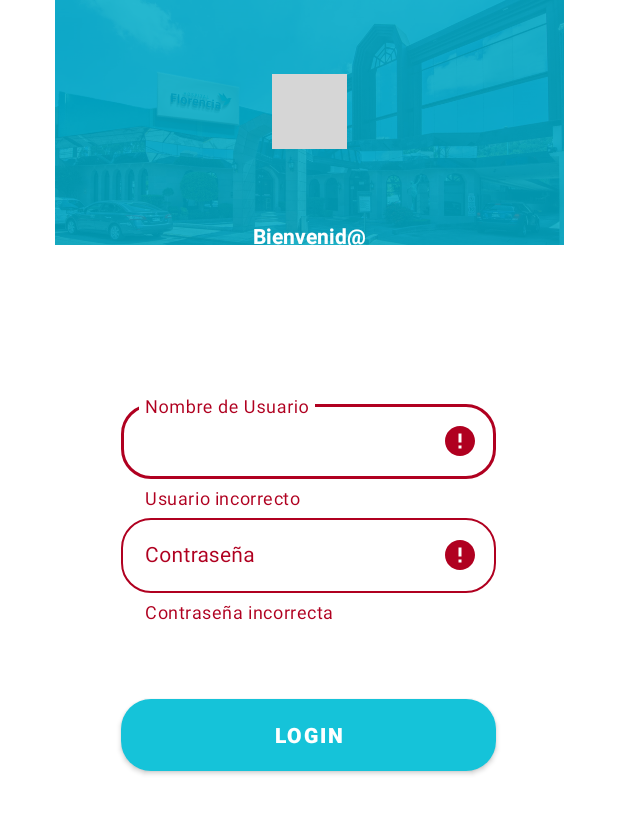
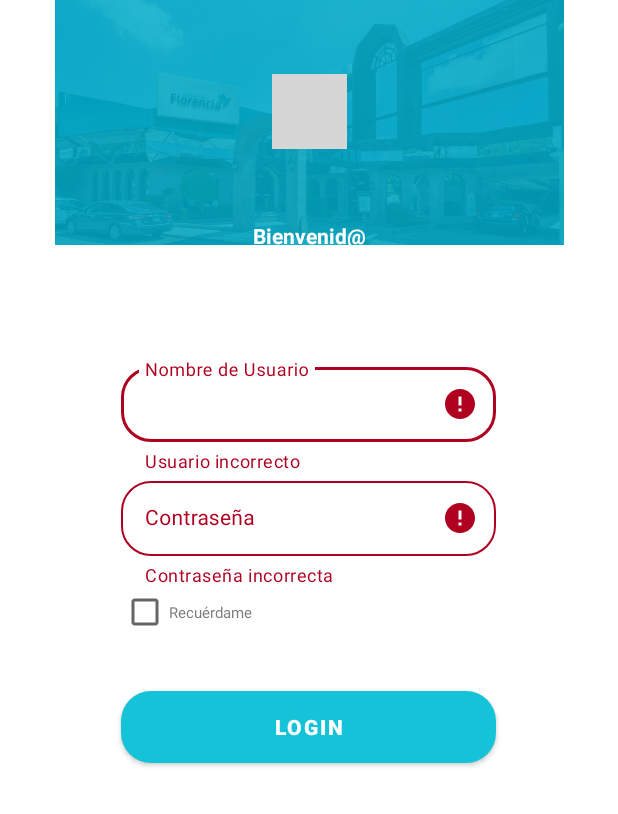
Before and after one commit to AxelFBGarcia/LogInAndroidStudio, an Android app: the screen it shows after launch (LogIn), after a tap on "LOGIN", on a phone screen of 412 x 824 dp. Shown: the top 814 px of the screen. Run offline under Robolectric (Android 15) with nearby library versions, the phone set to English and light mode, and no system bars; grey boxes are pictures that could not be loaded.

Commit message:
LogIn Object Finished

```diff
--- a/app/src/main/java/com/axelbgarcia/testrfid/intefaces/login/ConnectionClass.java
+++ b/app/src/main/java/com/axelbgarcia/testrfid/intefaces/login/ConnectionClass.java
@@ -25,12 +25,13 @@ public class ConnectionClass {
         DBUserNameStr = dbUserName;
         DBPasswordStr = dbPassword;
         // Declaring Server ip, username, database name and password
-
-
         StrictMode.ThreadPolicy policy = new StrictMode.ThreadPolicy.Builder().permitAll().build();
         StrictMode.setThreadPolicy(policy);
         java.sql.Connection connection = null;
         String ConnectionURL = null;
+        if (DBPasswordStr.isEmpty() && DBUserNameStr.isEmpty());
+        else if (DBUserNameStr.isEmpty() || DBPasswordStr.isEmpty());
+        else{
             try
             {
                 Class.forName("net.sourceforge.jtds.jdbc.Driver");
@@ -41,6 +42,7 @@ public class ConnectionClass {
             {
                 Log.e("error here 3 : ", e.getMessage());
             }
+        }
         return connection;
     }
 }
--- a/app/src/main/java/com/axelbgarcia/testrfid/intefaces/login/LogIn.java
+++ b/app/src/main/java/com/axelbgarcia/testrfid/intefaces/login/LogIn.java
@@ -1,59 +1,131 @@
 package com.axelbgarcia.testrfid.intefaces.login;
+
+import android.content.Context;
+import android.content.Intent;
+import android.content.SharedPreferences;
+import android.os.Bundle;
+import android.preference.PreferenceManager;
+import android.util.Log;
+import android.widget.Button;
+import android.widget.CompoundButton;
+import android.widget.EditText;
+import android.widget.Toast;
 
 import androidx.appcompat.app.AppCompatActivity;
 
-import android.app.AlertDialog;
-import android.app.ProgressDialog;
-import android.content.DialogInterface;
-import android.content.Intent;
-import android.os.AsyncTask;
-import android.os.Bundle;
-import android.view.View;
-import android.view.WindowManager;
-import android.widget.Button;
-import android.widget.EditText;
-import android.widget.TextView;
-import android.widget.Toast;
-
-import com.axelbgarcia.testrfid.MainActivity;
+import com.axelbgarcia.testrfid.RFIDActions;
 import com.axelbgarcia.testrfid.R;
+import com.google.android.material.checkbox.MaterialCheckBox;
 import com.google.android.material.textfield.TextInputLayout;
-
 
 import java.sql.Connection;
 
 
 public class LogIn extends AppCompatActivity {
-    /*int width  = Resources.getSystem().getDisplayMetrics().widthPixels;
-    int height = Resources.getSystem().getDisplayMetrics().heightPixels;*/
+    private static final String SHARED_PREF_NAME = "username";
+    private static final String KEY_NAME = "key_username";
+    private static final String SHARED_PREF_PASSWORD = "password";
+    private static final String KEY_PASSWORD = "key_password";
 
     Connection connection;
     EditText usrName, pass;
     Button login;
     String dbUsrName, dbPass;
+    String lOutVal = "";
+    MaterialCheckBox rmbrMe;
 
     @Override
     protected void onCreate(Bundle savedInstanceState) {
         super.onCreate(savedInstanceState);
         setContentView(R.layout.activity_log_in);
 
-        login = (Button) findViewById(R.id.inlog);
-        usrName = (EditText) findViewById(R.id.usrName);
-        pass = (EditText) findViewById(R.id.passw);
+        rmbrMe = findViewById(R.id.rememberMe);
+        login = findViewById(R.id.inlog);
+        usrName = findViewById(R.id.usrName);
+        pass = findViewById(R.id.passw);
+        SharedPreferences reset = getSharedPreferences("mysettings", Context.MODE_PRIVATE);
 
-        TextInputLayout til1 = (TextInputLayout) findViewById(R.id.textfield);
-        TextInputLayout til2 = (TextInputLayout) findViewById(R.id.textfield2);
+        lOutVal = reset.getString("resChBox", "false");
 
-        login.setOnClickListener(new View.OnClickListener() {
+        boxChecked(lOutVal);
+    }
+
+    public void boxChecked(String ch){
+        SharedPreferences preferences = getSharedPreferences("checkbox", MODE_PRIVATE);
+        SharedPreferences.Editor editor = preferences.edit();
+
+        editor.clear();
+        editor.apply();
+
+        checkedLogIn(ch);
+
+        rmbrMe.setOnCheckedChangeListener(new CompoundButton.OnCheckedChangeListener() {
             @Override
-            public void onClick(View view) {
-                dbUsrName = usrName.getText().toString();
-                dbPass = pass.getText().toString();
+            public void onCheckedChanged(CompoundButton compoundButton, boolean b) {
+
+                if (compoundButton.isChecked()){
+                    editor.clear();
+                    editor.apply();
+                    editor.putString("remember", "true");
+                    editor.apply();
+
+                }else if (!compoundButton.isChecked()){
+                    editor.clear();
+                    editor.apply();
+                    editor.putString("remember", "false");
+                    editor.apply();
+
+                }
+            }
+        });
+    }
+
+    private void checkedLogIn(String checkedBox){
+        if (checkedBox.equals("true")){
+            logIn(true);
+        }else if (checkedBox.equals("false") || checkedBox.equals(null)){
+            logIn(false);
+            Toast.makeText(this, "Porfavor Inicia Sesión", Toast.LENGTH_SHORT).show();
+        }
+    }
+
+    private void logIn(Boolean remMe){
+        SharedPreferences sp = getSharedPreferences(SHARED_PREF_NAME, MODE_PRIVATE);
+        SharedPreferences sp2 = getSharedPreferences(SHARED_PREF_PASSWORD, MODE_PRIVATE);
+        TextInputLayout til1 = findViewById(R.id.textfield);
+        TextInputLayout til2 = findViewById(R.id.textfield2);
         ConnectionClass c = new ConnectionClass();
+
+        dbUsrName = sp.getString(KEY_NAME, null);
+        dbPass = sp2.getString(KEY_PASSWORD, null);
+
+        if (remMe == true){
+
+            dbUsrName = sp.getString(KEY_NAME, null);
+            dbPass = sp2.getString(KEY_PASSWORD, null);
             connection = c.connectionclasss(dbUsrName, dbPass);
 
             if (connection != null){
-                    startActivity(new Intent(LogIn.this, MainActivity.class));
+                startActivity(new Intent(LogIn.this, RFIDActions.class));
+            }else {
+                System.out.println("Conexión con la base de datos:" + connection);
+                til1.setError("Usuario incorrecto");
+                til2.setError("Contraseña incorrecta");
+            }
+        }else{
+            login.setOnClickListener(view -> {
+                saveNP();
+
+                dbUsrName = sp.getString(KEY_NAME, null);
+                dbPass = sp2.getString(KEY_PASSWORD, null);
+                connection = c.connectionclasss(dbUsrName, dbPass);
+
+                if (dbUsrName.isEmpty() || dbPass.isEmpty()){
+                    til1.setError("Usuario incorrecto");
+                    til2.setError("Contraseña incorrecta");
+                }else{
+                    if (connection != null){
+                        startActivity(new Intent(LogIn.this, RFIDActions.class));
                     }else{
                         System.out.println("Conexión con la base de datos:" + connection);
                         til1.setError("Usuario incorrecto");
@@ -63,3 +135,25 @@ public class LogIn extends AppCompatActivity {
             });
         }
     }
+
+    private void saveNP() {
+        String name = usrName.getText().toString();
+        String password = pass.getText().toString();
+
+        // Check if editText is empty
+        if (name.isEmpty() || password.isEmpty()) {
+            name = "";
+            password = "";
+        }
+        SharedPreferences sp = getSharedPreferences(SHARED_PREF_NAME, MODE_PRIVATE);
+        SharedPreferences sp2 = getSharedPreferences(SHARED_PREF_PASSWORD, MODE_PRIVATE);
+        SharedPreferences.Editor editor = sp.edit();
+        SharedPreferences.Editor editor2 = sp2.edit();
+
+        editor.putString(KEY_NAME, name);
+        editor2.putString(KEY_PASSWORD, password);
+
+        editor.apply();
+        editor2.apply();
+    }
+}
--- a/app/src/main/res/layout/activity_log_in.xml
+++ b/app/src/main/res/layout/activity_log_in.xml
@@ -49,7 +49,7 @@
 
                 <Space
                     android:layout_width="match_parent"
-                    android:layout_height="50dp" />
+                    android:layout_height="25dp" />
 
                 <com.google.android.material.textfield.TextInputLayout
                     android:id="@+id/textfield"
@@ -100,15 +100,26 @@
                         android:paddingLeft="20dp"
                         android:textSize="@dimen/fontText"
                         app:boxStrokeErrorColor="@color/black"
-                        app:errorEnabled="true"
                         app:flow_firstVerticalBias="0"
                         app:layout_constraintWidth_percent=".8" />
 
                 </com.google.android.material.textfield.TextInputLayout>
 
+                <com.google.android.material.checkbox.MaterialCheckBox
+                    android:id="@+id/rememberMe"
+                    android:layout_width="250dp"
+                    android:layout_height="34dp"
+                    android:text="Recuérdame"
+                    android:textColor="@color/hintCol"
+                    android:textSize="10dp"
+                    app:useMaterialThemeColors="false">
+
+                </com.google.android.material.checkbox.MaterialCheckBox>
+
+
                 <Space
                     android:layout_width="match_parent"
-                    android:layout_height="50dp" />
+                    android:layout_height="35dp" />
 
                 <Button
                     android:id="@+id/inlog"
@@ -123,7 +134,7 @@
 
                 <Space
                     android:layout_width="match_parent"
-                    android:layout_height="10dp" />
+                    android:layout_height="20dp" />
 
             </LinearLayout>
         </ScrollView>
--- a/app/src/main/res/navigation/nav_graph.xml
+++ b/app/src/main/res/navigation/nav_graph.xml
@@ -17,7 +17,7 @@
     </fragment>
     <fragment
         android:id="@+id/SecondFragment"
-        android:name="com.axelbgarcia.testrfid.MainActivity"
+        android:name="com.axelbgarcia.testrfid.RFIDActions"
         android:label="@string/second_fragment_label"
         tools:layout="@layout/activity_main">
 
--- a/app/src/main/res/values/colors.xml
+++ b/app/src/main/res/values/colors.xml
@@ -3,8 +3,8 @@
     <color name="purple_200">#FFBB86FC</color>
     <color name="purple_500">#FF6200EE</color>
     <color name="purple_700">#FF3700B3</color>
-    <color name="teal_200">#FF03DAC5</color>
-    <color name="teal_700">#FF018786</color>
+    <color name="teal_200">#15C3D9</color>
+    <color name="teal_700">#3295B7</color>
     <color name="black">#FF000000</color>
     <color name="white">#FFFFFFFF</color>
     <color name="florenciaBlue">#15C3D9</color>
```
Also changed, not shown: app/src/main/AndroidManifest.xml (+11 -8 lines), app/src/main/java/com/axelbgarcia/testrfid/RFIDActions.java (renamed from app/src/main/java/com/axelbgarcia/testrfid/MainActivity.java, +45 -14 lines), app/src/main/java/com/axelbgarcia/testrfid/RFIDHandler.java (+5 -14 lines), app/src/main/java/com/axelbgarcia/testrfid/interfaces/menu/MenuAct.java (added, +16 -0 lines), app/src/main/res/layout/activity_main.xml (+15 -3 lines), app/src/main/res/layout/activity_menu.xml (added, +9 -0 lines). Lines whose indentation alone changed are shown as unchanged.
